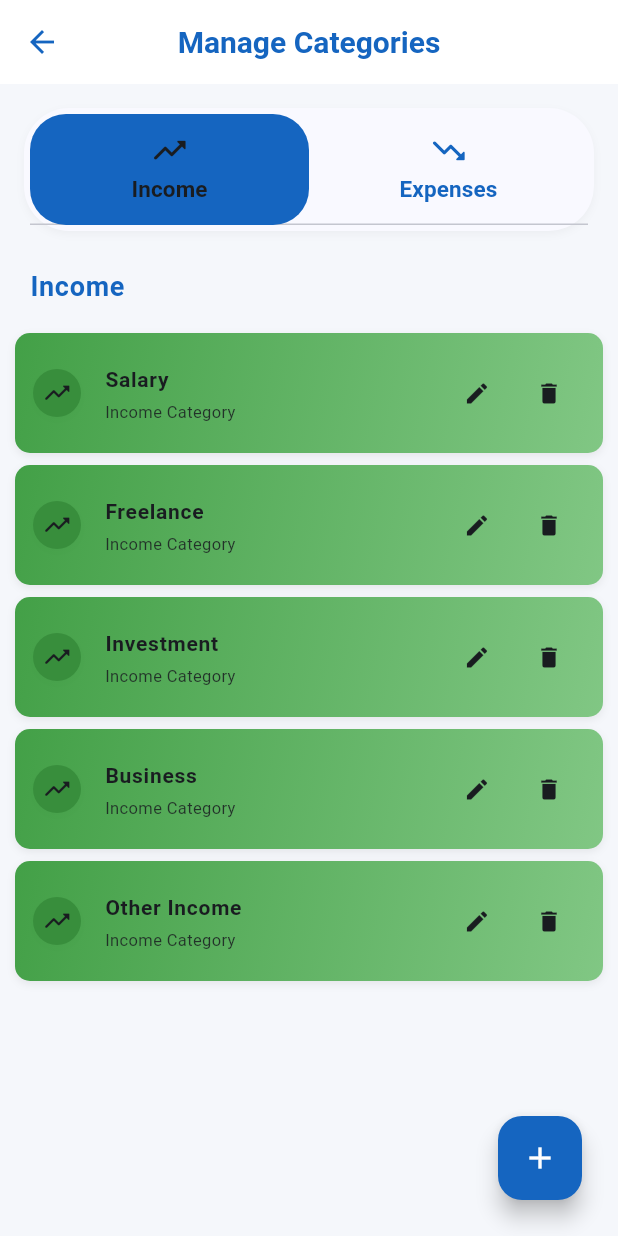
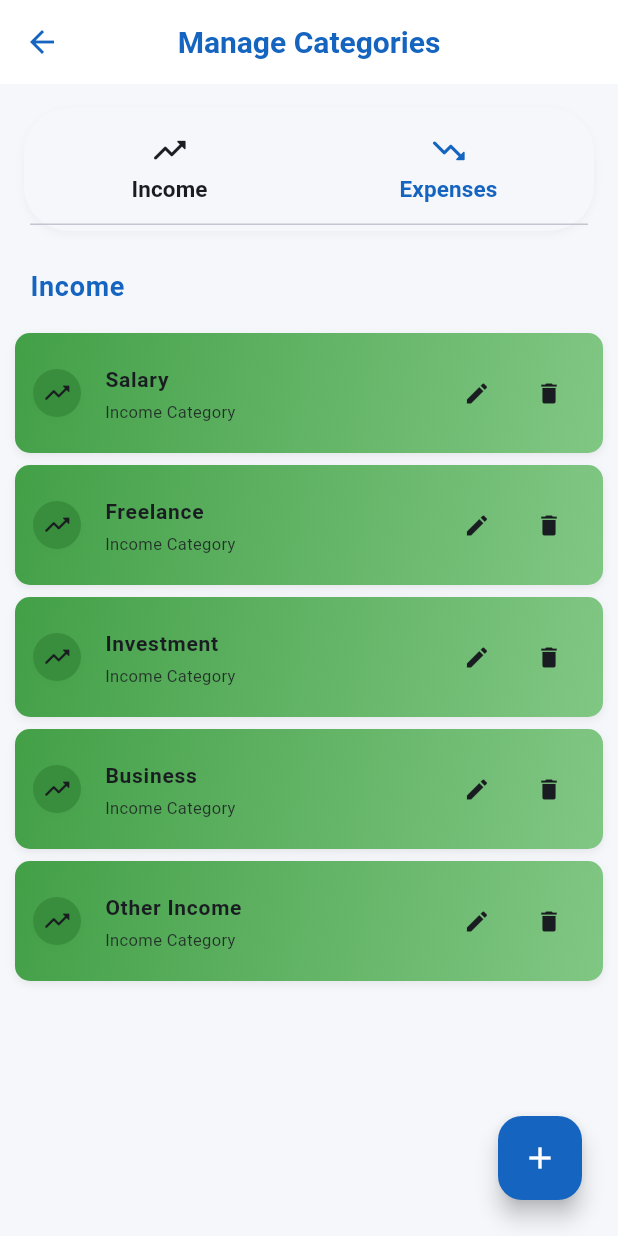
Before and after one commit to Uvaisbugh/Finmate, a Flutter app: the screen it shows after launch, after a tap on the "settings" icon, on a phone screen of 412 x 824 dp. Run offline on Flutter 3.47's test engine with Material 3 defaults, Android fonts, the light colour scheme and no system bars; our stand-ins replace fl_chart, hive, hive_flutter; accounts and stored records are empty.

Commit message:
Refactor UI components and update README
Improved UI code by removing unused helper methods, updating TabBar and FloatingActionButton properties, and making ScreenHome and navigation widgets more concise. Updated README with new features, improved descriptions, and reorganized sections for clarity. Added placeholder for income_categorylist.dart.

```diff
--- a/lib/main.dart
+++ b/lib/main.dart
@@ -69,7 +69,7 @@ class MyApp extends StatelessWidget {
           seedColor: const Color(0xFF1565C0),
           primary: const Color(0xFF1565C0),
           secondary: const Color(0xFF43A047),
-          background: const Color(0xFFF5F7FB),
+          surface: const Color(0xFFF5F7FB),
           brightness: Brightness.light,
         ),
         scaffoldBackgroundColor: const Color(0xFFF5F7FB),
@@ -92,8 +92,6 @@ class MyApp extends StatelessWidget {
           onPrimary: Colors.black,
           secondary: Color(0xFF222831),
           onSecondary: Colors.white,
-          background: Colors.black,
-          onBackground: Colors.white,
           surface: Color(0xFF181A20),
           onSurface: Colors.white,
           error: Colors.red.shade400,
@@ -101,7 +99,6 @@ class MyApp extends StatelessWidget {
         ),
         scaffoldBackgroundColor: Colors.black,
         cardColor: Color(0xFF181A20),
-        dialogBackgroundColor: Color(0xFF181A20),
         appBarTheme: const AppBarTheme(
           backgroundColor: Colors.black,
           foregroundColor: Colors.white,
--- a/lib/screens/category/screen_category.dart
+++ b/lib/screens/category/screen_category.dart
@@ -66,12 +66,9 @@ class CategoryScreenState extends State<CategoryScreen>
                       fontWeight: FontWeight.w600,
                       fontSize: 15,
                     ),
-                    indicator: BoxDecoration(
-                      borderRadius: BorderRadius.circular(24),
-                      color: Theme.of(context).colorScheme.primary,
-                    ),
+                    indicator: const BoxDecoration(color: Colors.transparent),
                     indicatorSize: TabBarIndicatorSize.tab,
-                    overlayColor: MaterialStateProperty.all(Colors.transparent),
+                    overlayColor: WidgetStateProperty.all(Colors.transparent),
                     tabs: [
                       Padding(
                         padding: const EdgeInsets.symmetric(horizontal: 4),
@@ -108,8 +105,8 @@ class CategoryScreenState extends State<CategoryScreen>
               child: FloatingActionButton(
                 onPressed: () => showAddCategoryDialog(context),
                 backgroundColor: Theme.of(context).colorScheme.primary,
+                tooltip: 'Add Category',
                 child: const Icon(Icons.add, color: Colors.white),
-                tooltip: 'Add Category',
               ),
             ),
           ],
--- a/lib/screens/home/screen_home.dart
+++ b/lib/screens/home/screen_home.dart
@@ -7,16 +7,14 @@ import 'package:finmate/screens/analytics/analytics_screen.dart';
 
 class ScreenHome extends StatelessWidget {
   final VoidCallback? toggleTheme;
-  ScreenHome({super.key, this.toggleTheme});
+  const ScreenHome({super.key, this.toggleTheme});
 
   static ValueNotifier<int> selectedIndexNotifier = ValueNotifier(0);
   static const String routeName = '/home';
-  final GlobalKey<CategoryScreenState> categoryKey =
-      GlobalKey<CategoryScreenState>();
 
   @override
   Widget build(BuildContext context) {
-    final List<Widget> pages = [TransactionScreen(), AnalyticsScreen()];
+    final List<Widget> pages = const [TransactionScreen(), AnalyticsScreen()];
     return Container(
       decoration: const BoxDecoration(
         gradient: LinearGradient(
@@ -58,9 +56,6 @@ class ScreenHome extends StatelessWidget {
           ],
         ),
         body: SafeArea(
-          child: Padding(
-            padding: const EdgeInsets.symmetric(horizontal: 0, vertical: 0),
-            child: Center(
           child: ValueListenableBuilder(
             valueListenable: selectedIndexNotifier,
             builder: (context, value, child) {
@@ -88,8 +83,6 @@ class ScreenHome extends StatelessWidget {
             },
           ),
         ),
-          ),
-        ),
         floatingActionButton: ValueListenableBuilder<int>(
           valueListenable: selectedIndexNotifier,
           builder: (context, value, child) {
@@ -105,8 +98,8 @@ class ScreenHome extends StatelessWidget {
                   );
                 },
                 backgroundColor: Theme.of(context).colorScheme.primary,
+                tooltip: 'Add Transaction',
                 child: const Icon(Icons.add, color: Colors.white),
-                tooltip: 'Add Transaction',
               );
             } else {
               return const SizedBox.shrink();
```
Also changed, not shown: lib/screens/analytics/analytics_screen.dart (+3 -19 lines), lib/screens/home/widget/bottom_navigation.dart (+0 -19 lines), lib/screens/category/income_categorylist.dart (added), 1 other file. Lines whose indentation alone changed are shown as unchanged.
